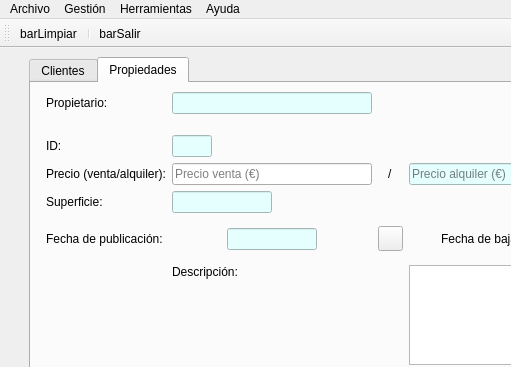
Old version of the form templates/venPrincipal.ui in the repository Semperz/ProyectoDI; both pictures show x 0 to 511 and y 0 to 367 of the 1398 by 768 pixel window.
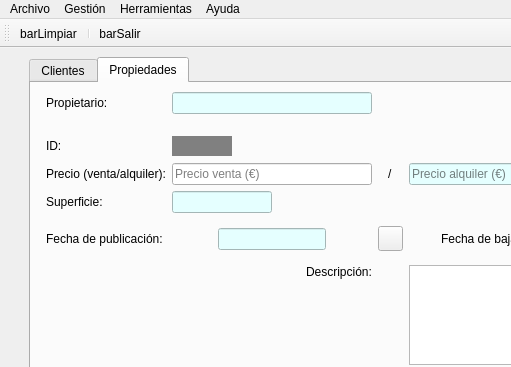
New version of the form. Icons and pictures are not drawn.

What changed in the file:
```diff
--- a/templates/venPrincipal.ui
+++ b/templates/venPrincipal.ui
@@ -1035,28 +1035,6 @@
               </property>
              </widget>
             </item>
-            <item row="2" column="2">
-             <widget class="QLineEdit" name="txtIDprop">
-              <property name="minimumSize">
-               <size>
-                <width>40</width>
-                <height>0</height>
-               </size>
-              </property>
-              <property name="maximumSize">
-               <size>
-                <width>40</width>
-                <height>16777215</height>
-               </size>
-              </property>
-              <property name="styleSheet">
-               <string notr="true">background-color:rgb(229, 255, 255);</string>
-              </property>
-              <property name="text">
-               <string/>
-              </property>
-             </widget>
-            </item>
             <item row="3" column="8" rowspan="3">
              <spacer name="horizontalSpacer_14">
               <property name="orientation">
@@ -1534,7 +1512,7 @@
               </property>
              </widget>
             </item>
-            <item row="6" column="2" alignment="Qt::AlignTop">
+            <item row="6" column="2" alignment="Qt::AlignRight|Qt::AlignTop">
              <widget class="QLabel" name="lblDescriprop">
               <property name="text">
                <string>Descripción:</string>
@@ -1545,13 +1523,13 @@
              <widget class="QLineEdit" name="txtFechaprop">
               <property name="minimumSize">
                <size>
-                <width>90</width>
-                <height>4</height>
+                <width>0</width>
+                <height>0</height>
                </size>
               </property>
               <property name="maximumSize">
                <size>
-                <width>90</width>
+                <width>16777215</width>
                 <height>16777215</height>
                </size>
               </property>
@@ -1633,6 +1611,28 @@
               </property>
              </spacer>
             </item>
+            <item row="2" column="2">
+             <widget class="QLabel" name="label_3">
+              <property name="minimumSize">
+               <size>
+                <width>60</width>
+                <height>20</height>
+               </size>
+              </property>
+              <property name="maximumSize">
+               <size>
+                <width>60</width>
+                <height>20</height>
+               </size>
+              </property>
+              <property name="styleSheet">
+               <string notr="true">background-color:rgb(128, 128, 128)</string>
+              </property>
+              <property name="text">
+               <string/>
+              </property>
+             </widget>
+            </item>
            </layout>
           </item>
           <item>
```
